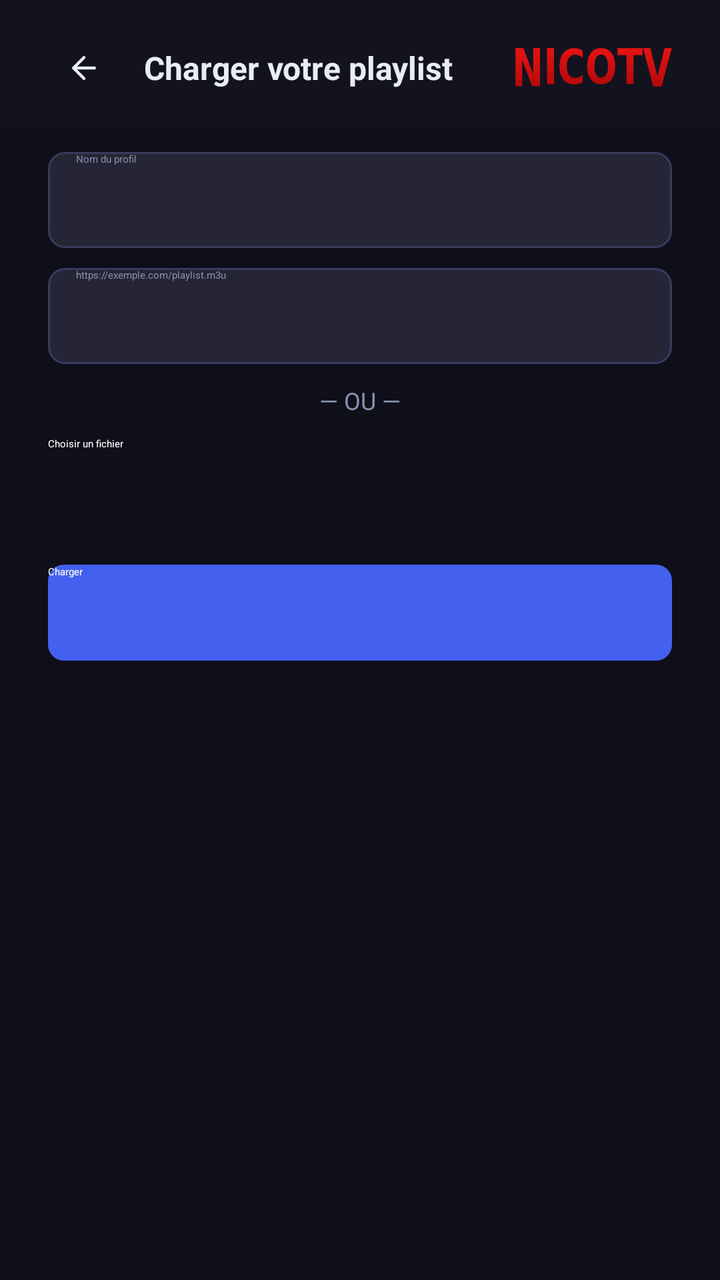
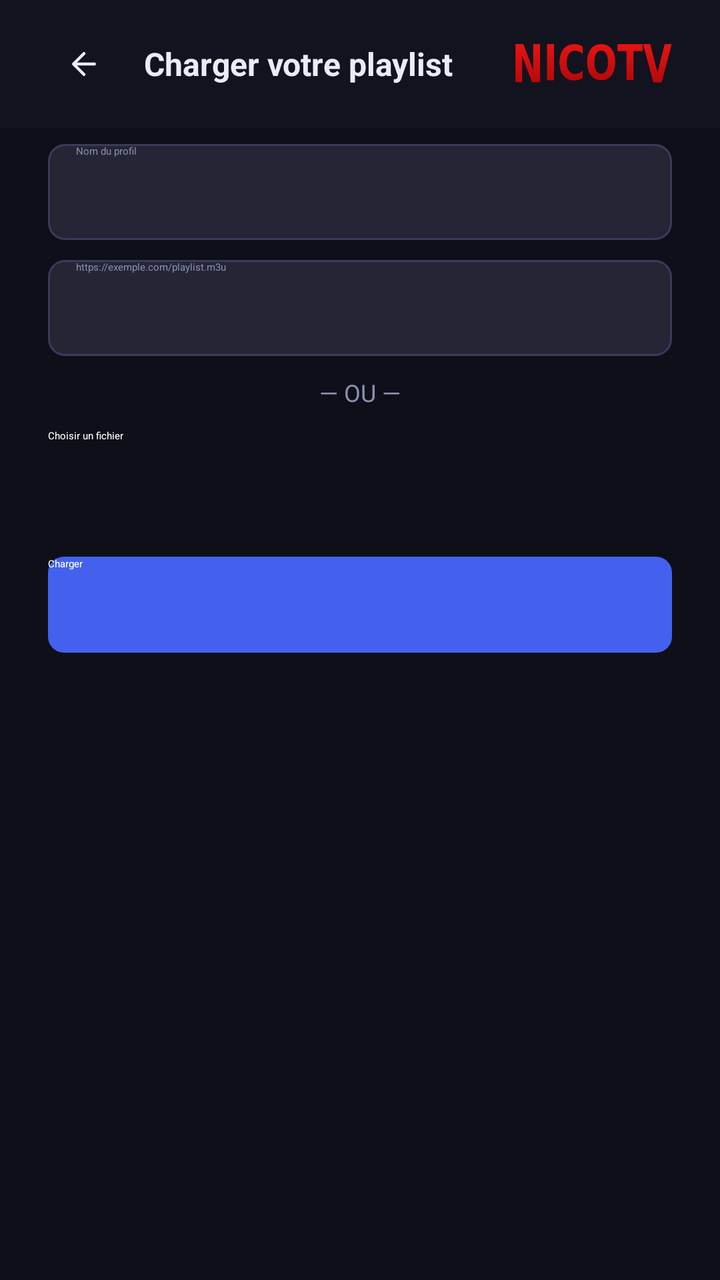

An Android layout rendered at two revisions. The XML below is the earlier revision; the diff shows what the commit changed to produce the second picture.
<!-- AndroidManifest.xml: application theme Theme.IPTV -->
<!-- res/layout/activity_add_playlist.xml -->
<?xml version="1.0" encoding="utf-8"?>
<FrameLayout xmlns:android="http://schemas.android.com/apk/res/android"
    xmlns:app="http://schemas.android.com/apk/res-auto"
    android:layout_width="match_parent"
    android:layout_height="match_parent"
    android:background="@color/bg_dark">

    <ScrollView
        android:layout_width="match_parent"
        android:layout_height="match_parent"
        android:fillViewport="true"
        android:clipToPadding="false"
        android:paddingBottom="16dp">

        <LinearLayout
            android:layout_width="match_parent"
            android:layout_height="wrap_content"
            android:orientation="vertical"
            android:gravity="center_horizontal"
            android:paddingStart="24dp"
            android:paddingEnd="24dp"
            android:paddingTop="76dp">

            <LinearLayout
                android:layout_width="match_parent"
                android:layout_height="wrap_content"
                android:maxWidth="480dp"
                android:orientation="vertical">

                <EditText
                    android:id="@+id/et_playlist_name"
                    android:layout_width="match_parent"
                    android:layout_height="48dp"
                    android:background="@drawable/bg_input"
                    android:paddingStart="14dp"
                    android:paddingEnd="14dp"
                    android:hint="@string/setup_name_hint"
                    android:textColor="@android:color/white"
                    android:textColorHint="@color/text_secondary"
                    android:maxLines="1"
                    android:singleLine="true" />

                <EditText
                    android:id="@+id/et_m3u_url"
                    android:layout_width="match_parent"
                    android:layout_height="48dp"
                    android:layout_marginTop="10dp"
                    android:background="@drawable/bg_input"
                    android:paddingStart="14dp"
                    android:paddingEnd="14dp"
                    android:hint="@string/setup_url_hint"
                    android:textColor="@android:color/white"
                    android:textColorHint="@color/text_secondary"
                    android:inputType="textUri"
                    android:maxLines="1"
                    android:singleLine="true" />

                <TextView
                    android:layout_width="match_parent"
                    android:layout_height="wrap_content"
                    android:layout_marginTop="10dp"
                    android:gravity="center"
                    android:text="@string/setup_or"
                    android:textColor="@color/text_secondary"
                    android:textSize="12sp" />

                <Button
                    android:id="@+id/btn_pick_file"
                    style="?android:attr/borderlessButtonStyle"
                    android:layout_width="match_parent"
                    android:layout_height="48dp"
                    android:layout_marginTop="10dp"
                    android:background="@drawable/bg_btn_secondary"
                    android:text="@string/setup_file_pick"
                    android:textAllCaps="false"
                    android:textColor="@android:color/white" />

                <TextView
                    android:id="@+id/tv_file_name"
                    android:layout_width="match_parent"
                    android:layout_height="wrap_content"
                    android:layout_marginTop="8dp"
                    android:textColor="@color/text_secondary"
                    android:textSize="12sp"
                    android:visibility="gone" />

                <Button
                    android:id="@+id/btn_load_playlist"
                    style="?android:attr/borderlessButtonStyle"
                    android:layout_width="match_parent"
                    android:layout_height="48dp"
                    android:layout_marginTop="16dp"
                    android:background="@drawable/bg_btn_primary"
                    android:text="@string/action_load"
                    android:textAllCaps="false"
                    android:textColor="@android:color/white" />

                <TextView
                    android:id="@+id/tv_status"
                    android:layout_width="match_parent"
                    android:layout_height="wrap_content"
                    android:layout_marginTop="12dp"
                    android:gravity="center"
                    android:textColor="@color/text_secondary"
                    android:textSize="13sp"
                    android:visibility="gone" />
            </LinearLayout>
        </LinearLayout>
    </ScrollView>

    
    <LinearLayout
        android:layout_width="match_parent"
        android:layout_height="wrap_content"
        android:layout_gravity="top"
        android:gravity="center_vertical"
        android:orientation="horizontal"
        android:background="@color/bg_nav"
        android:elevation="4dp"
        android:paddingStart="24dp"
        android:paddingEnd="24dp"
        android:paddingTop="16dp"
        android:paddingBottom="12dp"
        android:clipChildren="false"
        android:clipToPadding="false">

        <FrameLayout
            android:id="@+id/btn_back"
            android:layout_width="36dp"
            android:layout_height="36dp"
            android:layout_marginEnd="12dp"
            android:focusable="true"
            android:clickable="true"
            android:clipChildren="false"
            android:clipToPadding="false"
            android:defaultFocusHighlightEnabled="false">

            <ImageView
                android:layout_width="18dp"
                android:layout_height="18dp"
                android:layout_gravity="center"
                android:src="@drawable/ic_pwa_back"
                app:tint="@color/text_primary" />

            <com.nicotv.iptv2.ui.common.RotatingBorderView
                android:id="@+id/btn_back_ring"
                android:layout_width="match_parent"
                android:layout_height="match_parent"
                app:circular="true"
                app:borderColor="@android:color/white"
                android:visibility="invisible" />
        </FrameLayout>

        <TextView
            android:layout_width="0dp"
            android:layout_height="wrap_content"
            android:layout_weight="1"
            android:text="@string/setup_type_playlist"
            android:textColor="@color/text_primary"
            android:textSize="16sp"
            android:textStyle="bold" />

        
        <ImageView
            android:layout_width="wrap_content"
            android:layout_height="20dp"
            android:adjustViewBounds="true"
            android:src="@drawable/ic_nicotv_wordmark"
            android:scaleType="fitCenter" />
    </LinearLayout>
</FrameLayout>
<!-- resources referenced by this layout -->
<resources>
  <color name="bg_dark">#0F0F1A</color>
  <color name="bg_nav">#13131F</color>
  <color name="text_primary">#EAECF4</color>
  <color name="text_secondary">#8892B0</color>
  <!-- drawable bg_btn_primary (drawable) -->
  <?xml version="1.0" encoding="utf-8"?>
  <selector xmlns:android="http://schemas.android.com/apk/res/android">
      <item android:state_focused="true">
          <shape android:shape="rectangle">
              <solid android:color="#6175F0" />
              <corners android:radius="8dp" />
              <stroke android:width="3dp" android:color="@android:color/white" />
          </shape>
      </item>
      <item android:state_pressed="true">
          <shape android:shape="rectangle">
              <solid android:color="#2E4BC7" />
              <corners android:radius="8dp" />
          </shape>
      </item>
      <item>
          <shape android:shape="rectangle">
              <solid android:color="#4361EE" />
              <corners android:radius="8dp" />
          </shape>
      </item>
  </selector>
  <!-- drawable bg_btn_secondary (drawable) -->
  <?xml version="1.0" encoding="utf-8"?>
  <selector xmlns:android="http://schemas.android.com/apk/res/android">
      <item android:state_focused="true">
          <shape android:shape="rectangle">
              <solid android:color="#26FFFFFF" />
              <corners android:radius="8dp" />
          </shape>
      </item>
      <item>
          <shape android:shape="rectangle">
              <solid android:color="@android:color/transparent" />
          </shape>
      </item>
  </selector>
  <!-- drawable bg_input (drawable) -->
  <?xml version="1.0" encoding="utf-8"?>
  <selector xmlns:android="http://schemas.android.com/apk/res/android">
      <item android:state_focused="true">
          <shape android:shape="rectangle">
              <solid android:color="#252535" />
              <stroke android:width="3dp" android:color="@android:color/white" />
              <corners android:radius="8dp" />
          </shape>
      </item>
      <item>
          <shape android:shape="rectangle">
              <solid android:color="#252535" />
              <stroke android:width="1dp" android:color="#3A3A5C" />
              <corners android:radius="8dp" />
          </shape>
      </item>
  </selector>
  <!-- drawable ic_nicotv_wordmark: png bitmap (drawable, 19844 bytes) -->
  <!-- drawable ic_pwa_back (drawable) -->
  <?xml version="1.0" encoding="utf-8"?>
  <vector xmlns:android="http://schemas.android.com/apk/res/android"
      android:width="24dp" android:height="24dp"
      android:viewportWidth="24" android:viewportHeight="24">
      <path android:strokeColor="#EAECF4" android:strokeWidth="2" android:fillColor="#00000000"
          android:strokeLineCap="round" android:strokeLineJoin="round"
          android:pathData="M19,12 H5 M12,19 l-7,-7 l7,-7" />
  </vector>
  <string name="action_load">Charger</string>
  <string name="setup_file_pick">Choisir un fichier</string>
  <string name="setup_name_hint">Nom du profil</string>
  <string name="setup_or">— OU —</string>
  <string name="setup_type_playlist">Charger votre playlist</string>
  <string name="setup_url_hint">https://exemple.com/playlist.m3u</string>
  <style name="Theme.IPTV" parent="Theme.Leanback">
          <item name="android:windowBackground">@color/bg_dark</item>
          <item name="colorPrimary">@color/accent</item>
          <item name="colorAccent">@color/accent</item>
          <item name="android:textColorPrimary">@color/text_primary</item>
          <item name="android:textColorSecondary">@color/text_secondary</item>
          <item name="android:editTextColor">@color/text_primary</item>
          <item name="android:colorControlActivated">@color/accent</item>
          <item name="android:colorControlHighlight">#334361EE</item>
          
          <item name="windowNoTitle">true</item>
          <item name="android:windowNoTitle">true</item>
          <item name="windowActionBar">false</item>
          <item name="android:windowActionBar">false</item>
      </style>
  <color name="accent">#4361EE</color>
</resources>

<!-- the commit's change to res/layout/activity_add_playlist.xml (unified diff, before → after) -->
@@ -19,7 +19,7 @@
             android:gravity="center_horizontal"
             android:paddingStart="24dp"
             android:paddingEnd="24dp"
-            android:paddingTop="76dp">
+            android:paddingTop="72dp">
 
             <LinearLayout
                 android:layout_width="match_parent"
@@ -111,7 +111,7 @@
     
     <LinearLayout
         android:layout_width="match_parent"
-        android:layout_height="wrap_content"
+        android:layout_height="64dp"
         android:layout_gravity="top"
         android:gravity="center_vertical"
         android:orientation="horizontal"
@@ -119,8 +119,6 @@
         android:elevation="4dp"
         android:paddingStart="24dp"
         android:paddingEnd="24dp"
-        android:paddingTop="16dp"
-        android:paddingBottom="12dp"
         android:clipChildren="false"
         android:clipToPadding="false">
 
